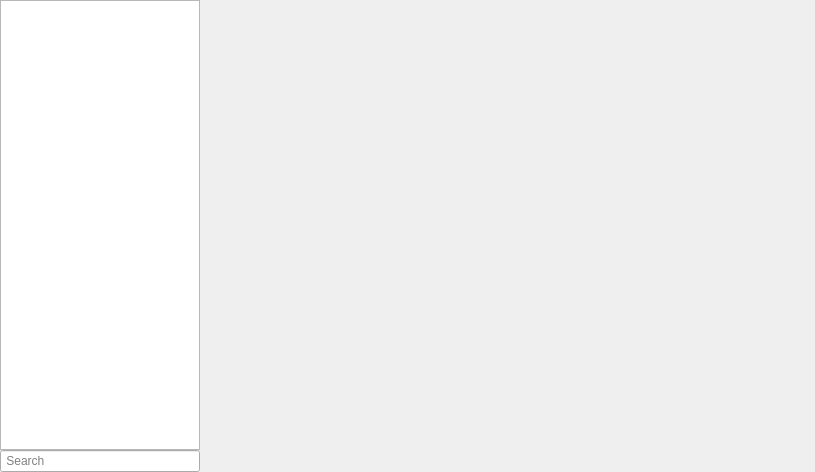
This is src/qt/qt_vmmanager_main.ui in 86Box/86Box as Qt 5 draws it before an edit. The edited form follows.
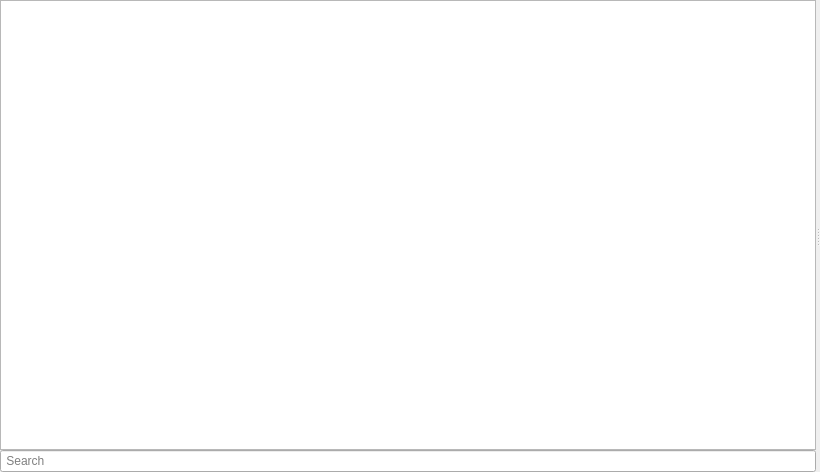
This is the edited form.

Commit message: Manager: Make the machine list resizable

```diff
--- a/src/qt/qt_vmmanager_main.ui
+++ b/src/qt/qt_vmmanager_main.ui
@@ -6,7 +6,7 @@
    <rect>
     <x>0</x>
     <y>0</y>
-    <width>815</width>
+    <width>820</width>
     <height>472</height>
    </rect>
   </property>
@@ -33,9 +33,16 @@
     <number>0</number>
    </property>
    <item>
+    <widget class="QSplitter" name="splitter">
+     <property name="orientation">
+      <enum>Qt::Horizontal</enum>
+     </property>
+     <property name="childrenCollapsible">
+      <bool>false</bool>
+     </property>
     <widget class="QWidget" name="widget" native="true">
      <property name="sizePolicy">
-      <sizepolicy hsizetype="Maximum" vsizetype="Preferred">
+       <sizepolicy hsizetype="Preferred" vsizetype="Preferred">
        <horstretch>0</horstretch>
        <verstretch>0</verstretch>
       </sizepolicy>
@@ -59,23 +66,17 @@
       <item>
        <widget class="QListView" name="listView">
         <property name="sizePolicy">
-         <sizepolicy hsizetype="Maximum" vsizetype="Preferred">
+          <sizepolicy hsizetype="Preferred" vsizetype="Preferred">
           <horstretch>0</horstretch>
           <verstretch>0</verstretch>
          </sizepolicy>
         </property>
         <property name="minimumSize">
          <size>
-          <width>200</width>
+           <width>125</width>
           <height>0</height>
          </size>
         </property>
-        <property name="maximumSize">
-         <size>
-          <width>200</width>
-          <height>16777215</height>
-         </size>
-        </property>
        </widget>
       </item>
       <item>
@@ -93,8 +94,6 @@
       </item>
      </layout>
     </widget>
-   </item>
-   <item>
     <widget class="QWidget" name="detailsArea" native="true">
      <layout class="QHBoxLayout" name="horizontalLayout_2">
       <property name="leftMargin">
@@ -110,6 +109,7 @@
        <number>0</number>
       </property>
      </layout>
+     </widget>
     </widget>
    </item>
   </layout>
```
Left out of the diff: 3 changed lines with no effect on the pictures. Lines whose indentation alone changed are shown as unchanged. The commit also changes 1 other file.
